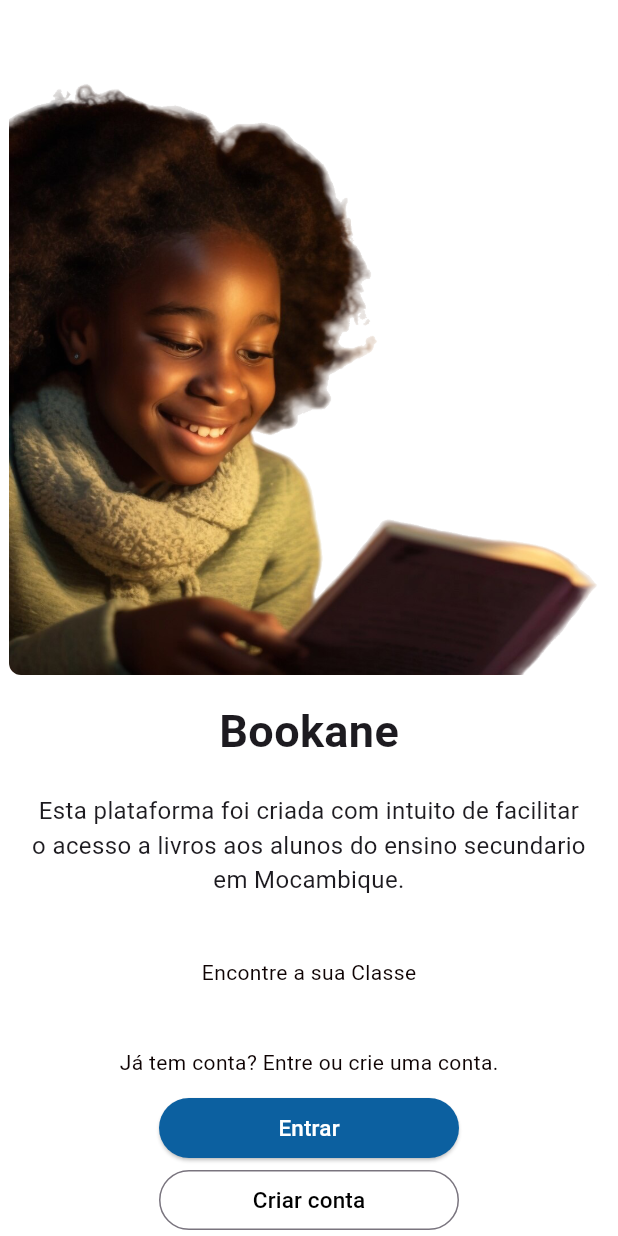
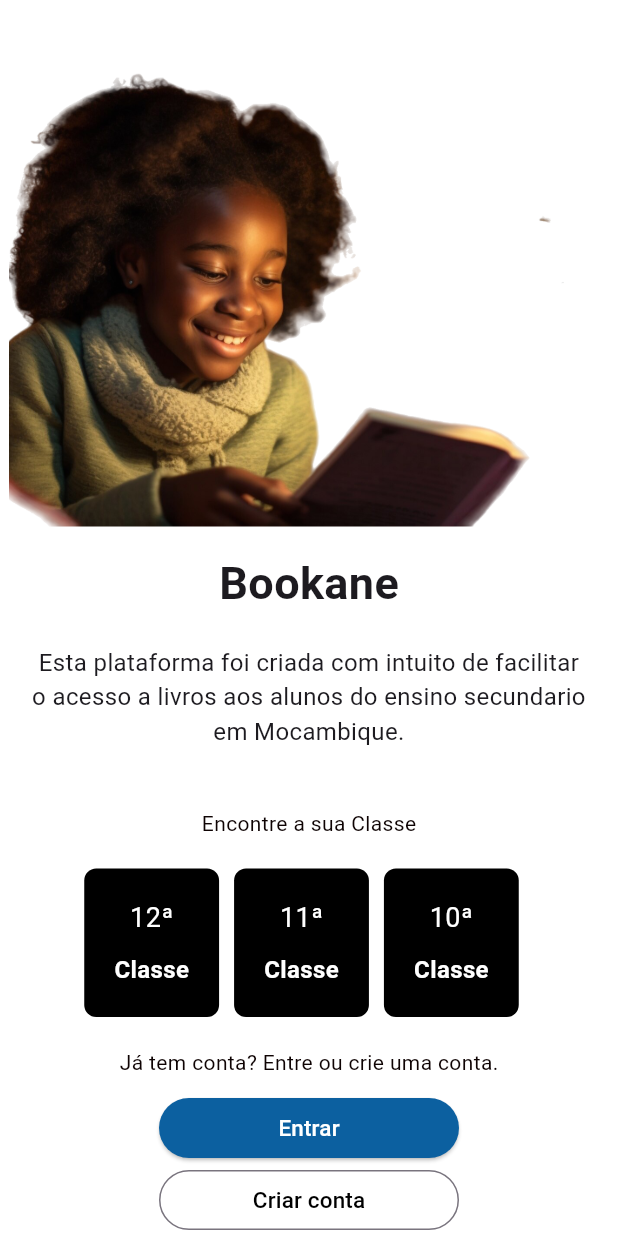
Before and after one commit to Tomasiagit/Bookane_code, a Flutter app: the screen it shows after launch, on a phone screen of 412 x 824 dp. Run offline on Flutter 3.47's test engine with Material 3 defaults, Android fonts, the phone set to English and light mode, and no system bars; our stand-ins replace cached_network_image, cloud_firestore, firebase_auth, firebase_core, firebase_database, flutter_cache_manager and 3 more; missing offline and left inert: encrypt, pointycastle, syncfusion_flutter_pdfviewer; accounts and stored records are empty; Roboto replaces fonts that are missing (Poppins).

Commit message:
versão apresentada na defesa 30-07-2025

```diff
--- a/lib/pages/inicio.dart
+++ b/lib/pages/inicio.dart
@@ -150,21 +150,21 @@ class _InicioState extends State<Inicio> with SingleTickerProviderStateMixin {
               child: Row(
                 mainAxisAlignment: MainAxisAlignment.center,
                 children: [
-                  //CardClasse(grade: '12classe', ordinary:'12ª'),
+                  CardClasse(cls: '12-classe', ordinary:'12ª'),
                   SizedBox(
                     width: 10,
                   ),
-                   //CardClasse(grade: '11classe', ordinary:'11ª'),
+                  CardClasse(cls: '11-classe', ordinary:'11ª'),
                   SizedBox(
                     width: 10,
                   ),
-                   /////CardClasse(grade: '10classe', ordinary:'10ª'),
+                  CardClasse(cls: '10-classe', ordinary:'10ª'),
 
 
 
-                   SizedBox(
+                  SizedBox(
                     width: 10,
-                  ),
+                  )
                 ],
               ),
             ),
--- a/lib/views/login_page.dart
+++ b/lib/views/login_page.dart
@@ -140,7 +140,7 @@ class _LoginPageState extends State<LoginPage>
                           child: TextFormField(
                             keyboardType: TextInputType.text,
                             controller: _passwordController,
-                            obscureText: false,
+                            obscureText: true,
                             decoration: const InputDecoration(
                                 border: OutlineInputBorder(
                                   borderRadius:
```
Also changed, not shown: lib/views/form_pagamento.dart (+10 -6 lines), 4 other files.
